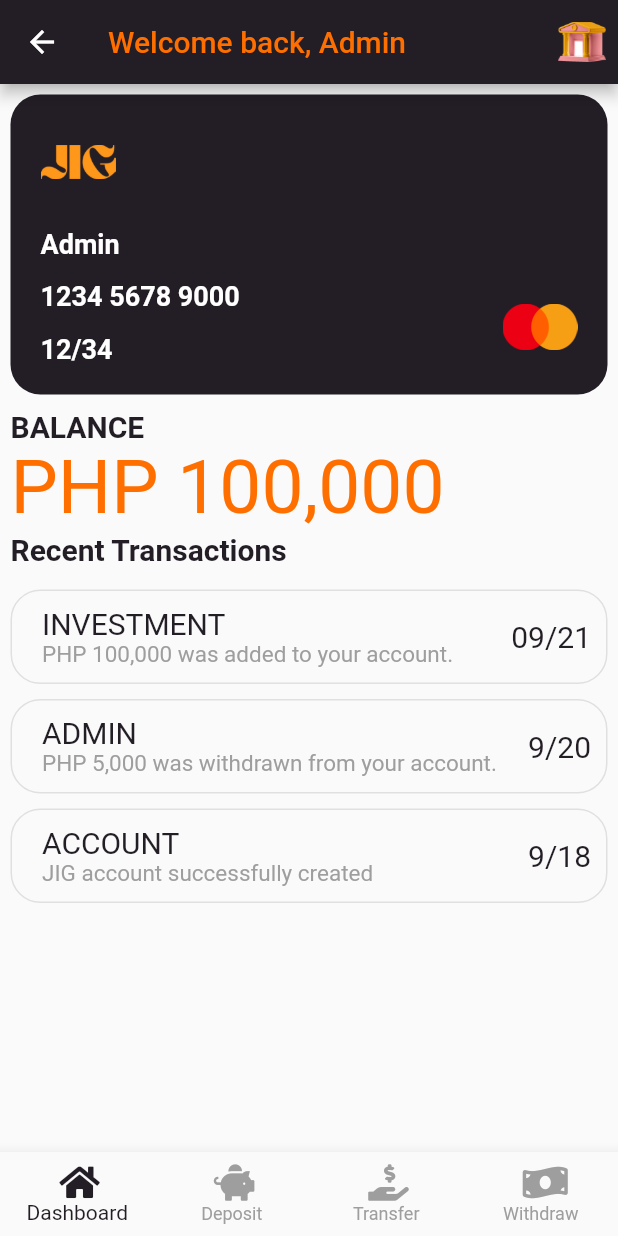
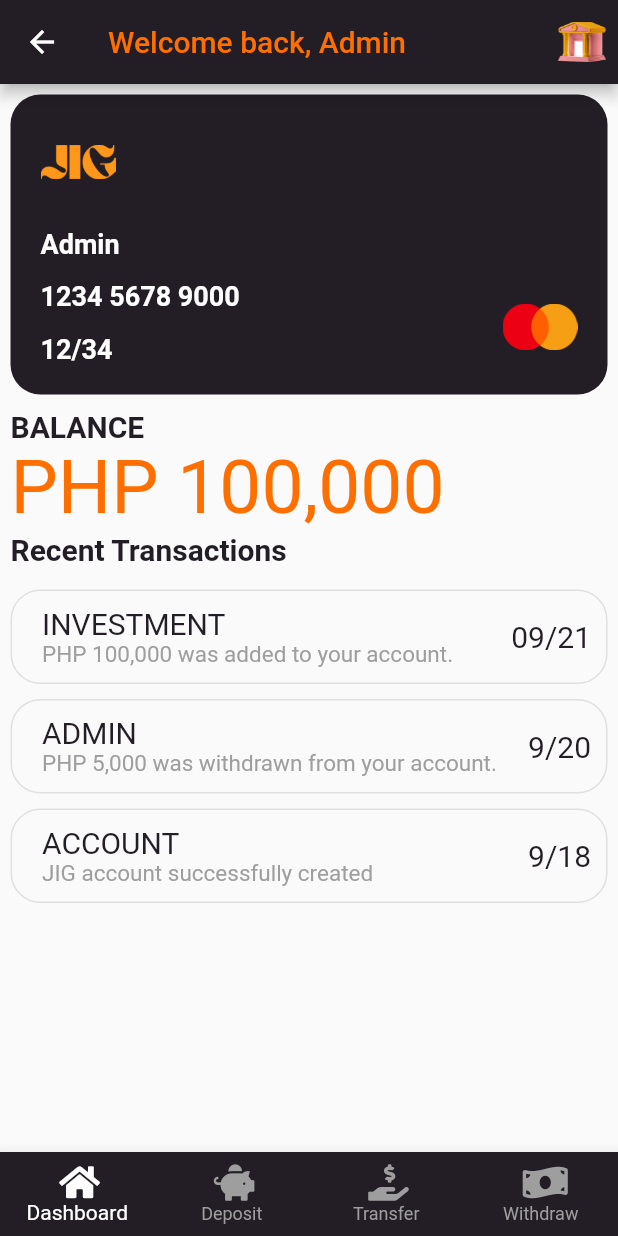
Before and after one commit to maye93/Mobile-Banking, a Flutter app: the BaseScreen screen opened directly, on a phone screen of 412 x 824 dp. Run offline on Flutter 3.47's test engine with Material 2 defaults, Android fonts, the phone set to English and light mode, and no system bars; our stand-ins replace font_awesome_flutter; Roboto replaces fonts that are missing (Poppins).

Commit message:
Bottomnavbar color changed

```diff
--- a/lib/base_screen.dart
+++ b/lib/base_screen.dart
@@ -30,7 +30,8 @@ class _BaseScreenState extends State<BaseScreen> {
       ),
       bottomNavigationBar: BottomNavigationBar(
           type: BottomNavigationBarType.fixed,
-          selectedItemColor: Color(0xff231D25),
+          backgroundColor: Color(0xff231D25),
+          selectedItemColor: Colors.white,
           unselectedItemColor: Colors.grey,
           items: [
             BottomNavigationBarItem(
```
